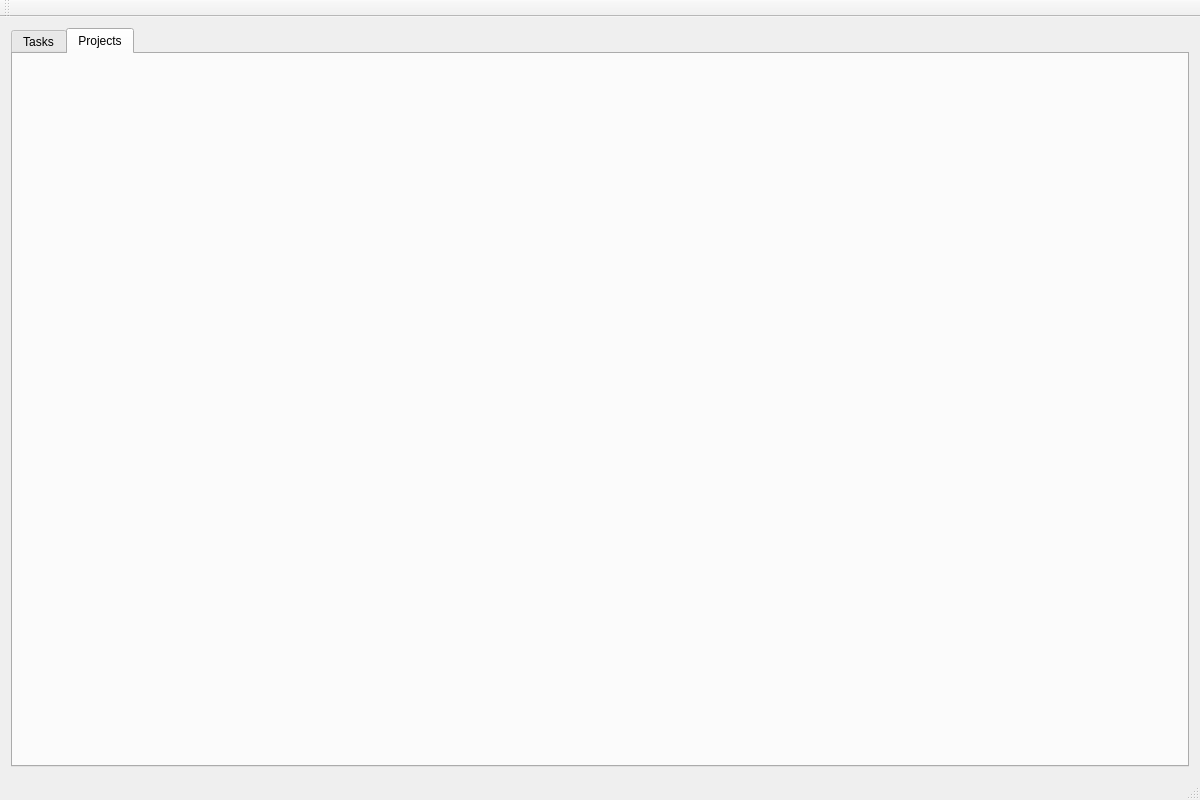
First picture: the form in src/gui/taskapp.ui, repository campbellmbrown/task-app, before the edit.
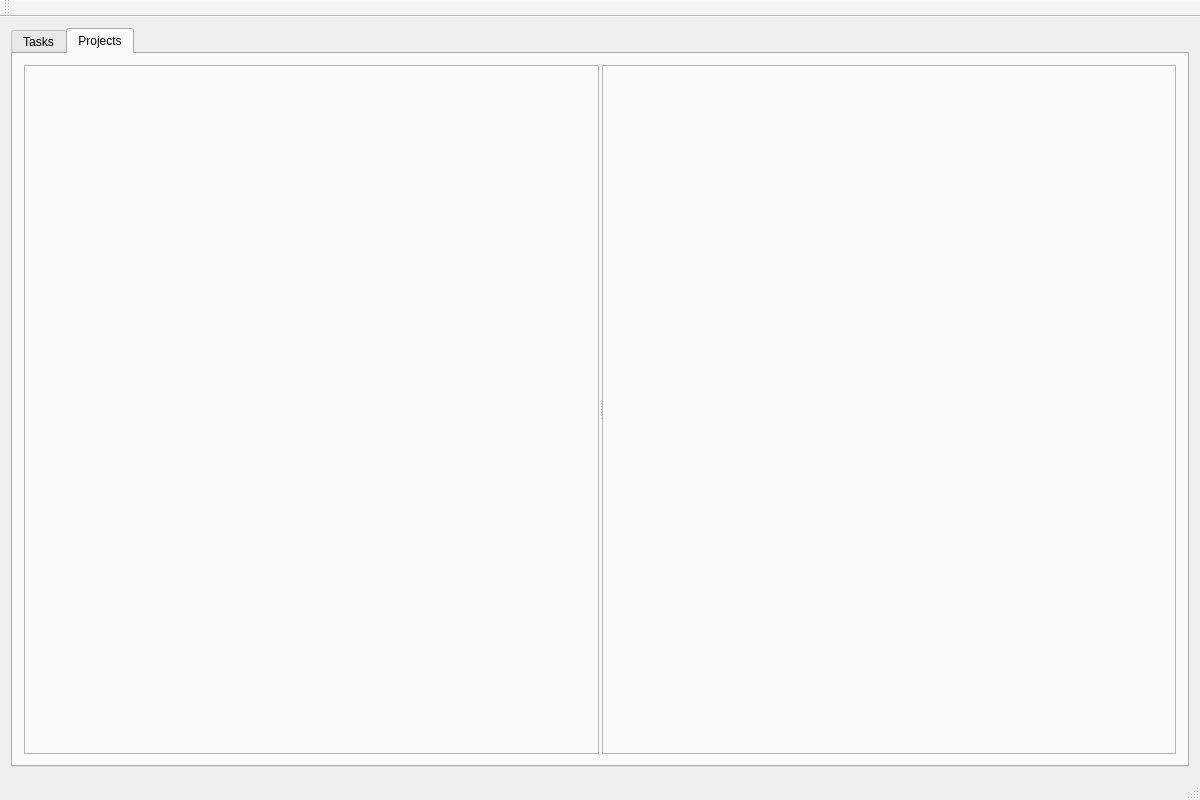
Second picture: the form after the edit. The open tabs and pages were chosen to show the change.

Commit message: #20 Added project tab layout

What changed in the file:
```diff
--- a/src/gui/taskapp.ui
+++ b/src/gui/taskapp.ui
@@ -74,7 +74,51 @@
        <attribute name="title">
         <string>Projects</string>
        </attribute>
-       <layout class="QGridLayout" name="projectsTabLayout"/>
+       <layout class="QGridLayout" name="projectsTabLayout">
+        <item row="0" column="0">
+         <widget class="QSplitter" name="projectsDetailsSplitter">
+          <property name="frameShadow">
+           <enum>QFrame::Plain</enum>
+          </property>
+          <property name="lineWidth">
+           <number>1</number>
+          </property>
+          <property name="midLineWidth">
+           <number>0</number>
+          </property>
+          <property name="orientation">
+           <enum>Qt::Horizontal</enum>
+          </property>
+          <property name="opaqueResize">
+           <bool>false</bool>
+          </property>
+          <property name="handleWidth">
+           <number>3</number>
+          </property>
+          <property name="childrenCollapsible">
+           <bool>false</bool>
+          </property>
+          <widget class="QFrame" name="projectSectionArea">
+           <property name="frameShape">
+            <enum>QFrame::StyledPanel</enum>
+           </property>
+           <property name="frameShadow">
+            <enum>QFrame::Raised</enum>
+           </property>
+           <layout class="QGridLayout" name="projectListLayout"/>
+          </widget>
+          <widget class="QFrame" name="projectDetailSectionArea">
+           <property name="frameShape">
+            <enum>QFrame::StyledPanel</enum>
+           </property>
+           <property name="frameShadow">
+            <enum>QFrame::Raised</enum>
+           </property>
+           <layout class="QGridLayout" name="projectDetailLayout"/>
+          </widget>
+         </widget>
+        </item>
+       </layout>
       </widget>
      </widget>
     </item>
@@ -101,20 +145,6 @@
   <widget class="QStatusBar" name="statusBar"/>
  </widget>
  <layoutdefault spacing="6" margin="11"/>
- <customwidgets>
-  <customwidget>
-   <class>DetailSection</class>
-   <extends>QWidget</extends>
-   <header>gui/detailsection.h</header>
-   <container>1</container>
-  </customwidget>
-  <customwidget>
-   <class>TaskSection</class>
-   <extends>QWidget</extends>
-   <header>gui/tasksection.h</header>
-   <container>1</container>
-  </customwidget>
- </customwidgets>
  <resources>
   <include location="taskapp.qrc"/>
  </resources>
```
Left out of the diff: 6 changed lines with no effect on the pictures. The commit also changes 2 other files.
